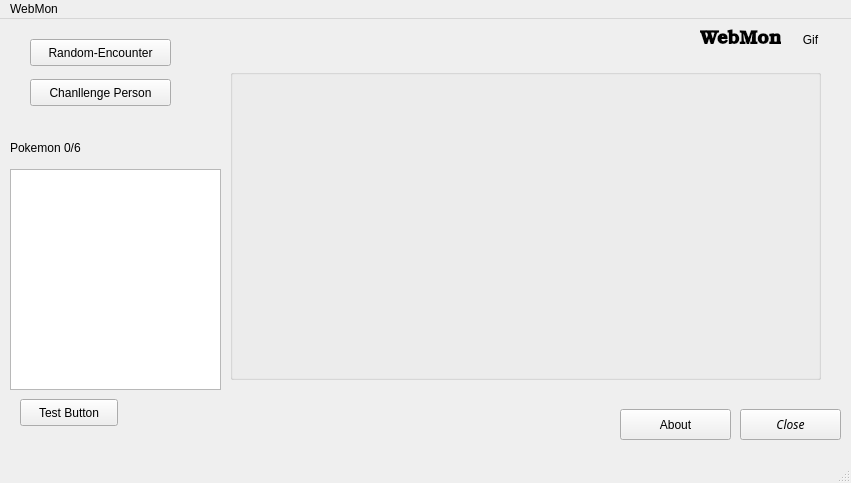
First picture: the form in WebMon-Client/mainwindow.ui, repository davsuss/WebMon, before the edit.
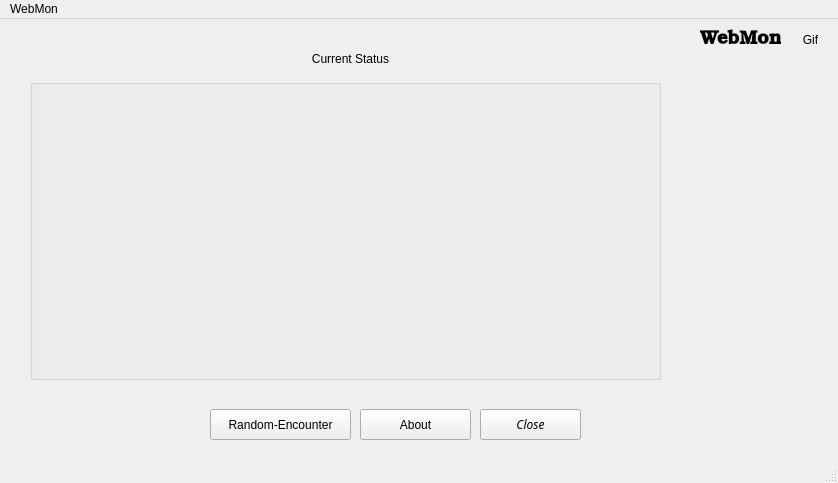
Second picture: the form after the edit.

What changed in the file:
```diff
--- a/WebMon-Client/mainwindow.ui
+++ b/WebMon-Client/mainwindow.ui
@@ -6,7 +6,7 @@
    <rect>
     <x>0</x>
     <y>0</y>
-    <width>851</width>
+    <width>838</width>
     <height>483</height>
    </rect>
   </property>
@@ -17,40 +17,17 @@
    <widget class="QGroupBox" name="BattleGroupBox">
     <property name="geometry">
      <rect>
-      <x>230</x>
-      <y>50</y>
-      <width>591</width>
-      <height>311</height>
+      <x>30</x>
+      <y>60</y>
+      <width>631</width>
+      <height>301</height>
      </rect>
     </property>
    </widget>
-   <widget class="QListWidget" name="listWidget">
-    <property name="geometry">
-     <rect>
-      <x>10</x>
-      <y>150</y>
-      <width>211</width>
-      <height>221</height>
-     </rect>
-    </property>
-   </widget>
-   <widget class="QLabel" name="label">
-    <property name="geometry">
-     <rect>
-      <x>10</x>
-      <y>120</y>
-      <width>111</width>
-      <height>17</height>
-     </rect>
-    </property>
-    <property name="text">
-     <string>Pokemon 0/6</string>
-    </property>
-   </widget>
    <widget class="QPushButton" name="pushButton_2">
     <property name="geometry">
      <rect>
-      <x>620</x>
+      <x>360</x>
       <y>390</y>
       <width>111</width>
       <height>31</height>
@@ -63,33 +40,20 @@
    <widget class="QPushButton" name="pushButton_3">
     <property name="geometry">
      <rect>
-      <x>30</x>
-      <y>20</y>
+      <x>210</x>
+      <y>390</y>
       <width>141</width>
-      <height>27</height>
+      <height>31</height>
      </rect>
     </property>
     <property name="text">
      <string>Random-Encounter</string>
     </property>
    </widget>
-   <widget class="QPushButton" name="pushButton_4">
-    <property name="geometry">
-     <rect>
-      <x>30</x>
-      <y>60</y>
-      <width>141</width>
-      <height>27</height>
-     </rect>
-    </property>
-    <property name="text">
-     <string>Chanllenge Person</string>
-    </property>
-   </widget>
    <widget class="QPushButton" name="pushButton_5">
     <property name="geometry">
      <rect>
-      <x>740</x>
+      <x>480</x>
       <y>390</y>
       <width>101</width>
       <height>31</height>
@@ -142,17 +106,20 @@
      <string>WebMon</string>
     </property>
    </widget>
-   <widget class="QPushButton" name="pushButton_6">
+   <widget class="QLabel" name="Status">
     <property name="geometry">
      <rect>
-      <x>20</x>
-      <y>380</y>
-      <width>98</width>
-      <height>27</height>
+      <x>5</x>
+      <y>30</y>
+      <width>691</width>
+      <height>20</height>
      </rect>
     </property>
     <property name="text">
-     <string>Test Button</string>
+     <string>Current Status</string>
+    </property>
+    <property name="alignment">
+     <set>Qt::AlignCenter</set>
     </property>
    </widget>
   </widget>
@@ -161,7 +128,7 @@
     <rect>
      <x>0</x>
      <y>0</y>
-     <width>851</width>
+     <width>838</width>
      <height>25</height>
     </rect>
    </property>
```
